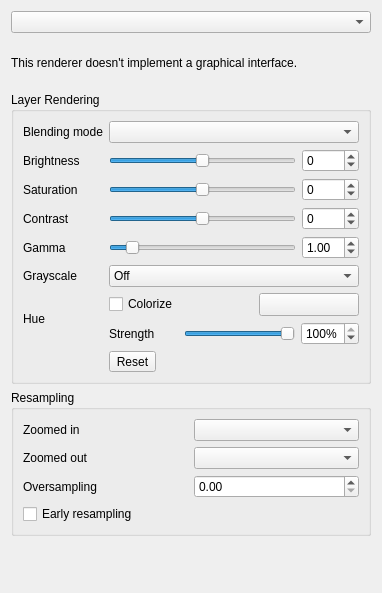
First picture: the form in src/ui/qgsrendererrasterpropswidgetbase.ui, repository carsmie/QGIS, before the edit.
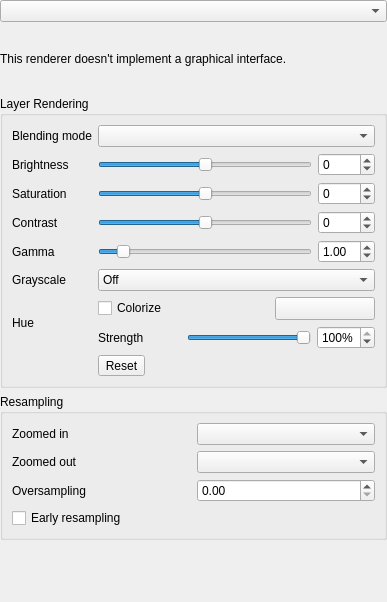
Second picture: the form after the edit. Icons and pictures are not drawn. Custom widgets are drawn as their Qt base class.

```diff
--- a/src/ui/qgsrendererrasterpropswidgetbase.ui
+++ b/src/ui/qgsrendererrasterpropswidgetbase.ui
@@ -6,14 +6,26 @@
    <rect>
     <x>0</x>
     <y>0</y>
-    <width>382</width>
-    <height>593</height>
+    <width>387</width>
+    <height>602</height>
    </rect>
   </property>
   <property name="windowTitle">
    <string notr="true">Form</string>
   </property>
   <layout class="QGridLayout" name="gridLayout_2">
+   <property name="leftMargin">
+    <number>0</number>
+   </property>
+   <property name="topMargin">
+    <number>0</number>
+   </property>
+   <property name="rightMargin">
+    <number>0</number>
+   </property>
+   <property name="bottomMargin">
+    <number>0</number>
+   </property>
    <item row="7" column="0">
     <spacer name="verticalSpacer">
      <property name="orientation">
@@ -472,17 +484,17 @@
    <extends>QDoubleSpinBox</extends>
    <header>qgsdoublespinbox.h</header>
   </customwidget>
+  <customwidget>
+   <class>QgsSpinBox</class>
+   <extends>QSpinBox</extends>
+   <header>qgsspinbox.h</header>
+  </customwidget>
   <customwidget>
    <class>QgsColorButton</class>
    <extends>QToolButton</extends>
    <header>qgscolorbutton.h</header>
    <container>1</container>
   </customwidget>
-  <customwidget>
-   <class>QgsSpinBox</class>
-   <extends>QSpinBox</extends>
-   <header>qgsspinbox.h</header>
-  </customwidget>
   <customwidget>
    <class>QgsBlendModeComboBox</class>
    <extends>QComboBox</extends>
```
